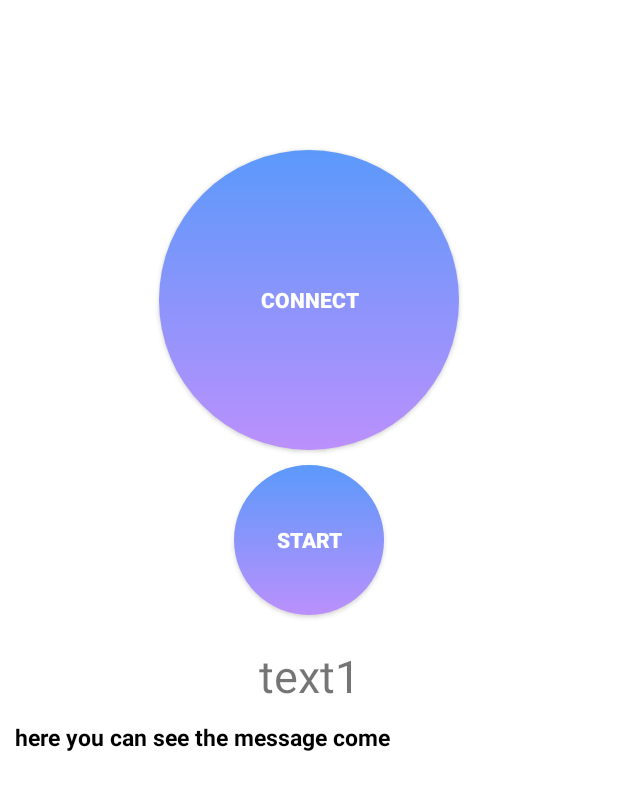
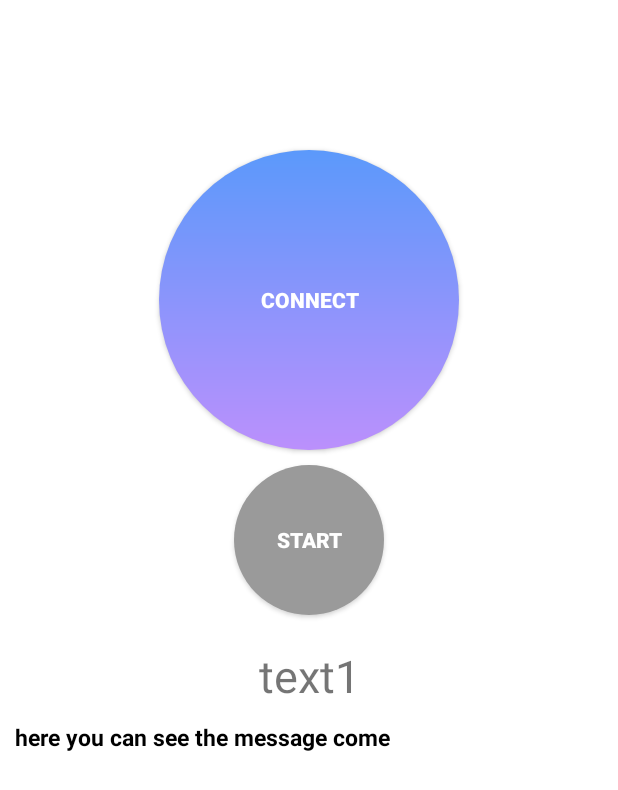
Before and after one commit to kms05021/JongP2, an Android app: the screen it shows after launch (MainActivity), on a phone screen of 412 x 824 dp. Shown: the top 790 px of the screen. Run offline under Robolectric (Android 15) with nearby library versions, the phone set to English and light mode, and no system bars; our stand-ins replace data binding; libraries missing offline, so code that uses them is left out: com.gun0912.tedpermission.

Commit message:
button unclickable 일 때 색 변경

```diff
--- a/Android/01AndroidBluetooth_MVVM/app/src/main/java/com/lilly/bluetoothclassic/ui/MainActivity.kt
+++ b/Android/01AndroidBluetooth_MVVM/app/src/main/java/com/lilly/bluetoothclassic/ui/MainActivity.kt
@@ -5,6 +5,7 @@ import android.bluetooth.BluetoothAdapter
 import android.content.Context
 import android.content.Intent
 import android.content.pm.PackageManager
+import android.graphics.Color
 import android.net.Uri
 import android.os.Build
 import android.os.Bundle
@@ -16,6 +17,7 @@ import androidx.activity.result.ActivityResult
 import androidx.activity.result.contract.ActivityResultContracts
 import androidx.annotation.RequiresApi
 import androidx.appcompat.app.AppCompatActivity
+import androidx.appcompat.widget.AppCompatButton
 import androidx.core.app.ActivityCompat
 import androidx.databinding.DataBindingUtil
 import com.gun0912.tedpermission.PermissionListener
@@ -84,14 +86,17 @@ class MainActivity : AppCompatActivity() {
         // Bluetooth Connect/Disconnect Event
         viewModel.connected.observe(this) {
             if (it != null) {
+                val btnStart = findViewById<AppCompatButton>(R.id.btn_start)
                 if (it) {
                     viewModel.setInProgress(false)
                     viewModel.btnConnected.set(true)
+                    btnStart.setBackgroundResource(R.drawable.button_circle)
                     Util.showNotification("디바이스와 연결되었습니다.")
                 } else {
                     viewModel.setInProgress(false)
                     viewModel.btnConnected.set(false)
                     viewModel.onStart.set(false)
+                    btnStart.setBackgroundResource(R.drawable.button_circle_gray)
                     Util.showNotification("디바이스와 연결이 해제되었습니다.")
                 }
             }
--- /dev/null
+++ b/Android/01AndroidBluetooth_MVVM/app/src/main/res/drawable/button_circle_gray.xml
@@ -0,0 +1,9 @@
+<?xml version="1.0" encoding="utf-8"?>
+<shape xmlns:android="http://schemas.android.com/apk/res/android"
+    android:shape="oval">
+
+    <solid
+        android:color="#9A9A9A"
+        />
+
+</shape>
--- a/Android/01AndroidBluetooth_MVVM/app/src/main/res/layout/activity_main.xml
+++ b/Android/01AndroidBluetooth_MVVM/app/src/main/res/layout/activity_main.xml
@@ -64,7 +64,7 @@
             android:layout_width="100dp"
             android:layout_height="100dp"
             android:layout_marginTop="10dp"
-            android:background="@drawable/button_circle"
+            android:background="@drawable/button_circle_gray"
             android:onClick="@{()->viewModel.onClickStart()}"
             android:clickable="@{viewModel.btnConnected?true:false}"
             android:text="@{viewModel.onStart?@string/stop:@string/start}"
```
